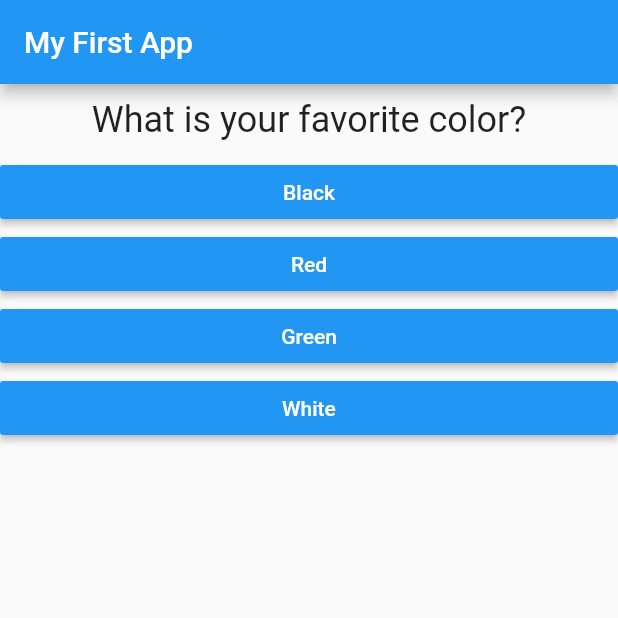
After one commit to Reppinger/complete_guide, a Flutter app: the screen it shows after launch, on a phone screen of 412 x 824 dp, the top half of it. The commit adds this screen. Run offline on Flutter 3.47's test engine with Material 2 defaults, Android fonts, the phone set to English and light mode, and no system bars.

Commit message:
Split out quiz and result widgets. Finished section 2.51

```diff
--- a/lib/main.dart
+++ b/lib/main.dart
@@ -1,6 +1,6 @@
 import 'package:flutter/material.dart';
-import './question.dart';
-import './answer.dart';
+import './quiz.dart';
+import './result.dart';
 
 void main() => runApp(MyApp());
 
@@ -11,7 +11,7 @@ class MyApp extends StatefulWidget {
 }
 
 class _MyAppState extends State<MyApp> {
-  final questions = const [
+  final _questions = const [
     {
       'questionText': 'What is your favorite color?',
       'answers': ['Black', 'Red', 'Green', 'White'],
@@ -32,7 +32,7 @@ class _MyAppState extends State<MyApp> {
       _questionIndex += 1;
     });
     print(_questionIndex);
-    if (_questionIndex < questions.length) {
+    if (_questionIndex < _questions.length) {
       print('We have more questions');
     }
   }
@@ -45,24 +45,12 @@ class _MyAppState extends State<MyApp> {
           title: Text('My First App'),
           key: Key('appBar'),
         ),
-        body: _questionIndex < questions.length
-            ? Column(
-                children: [
-                  Question(
-                    questions[_questionIndex]['questionText'] as String,
-                    'question',
-                  ),
-                  ...(questions[_questionIndex]['answers'] as List<String>)
-                      .asMap()
-                      .entries
-                      .map((answer) {
-                    return Answer(_answerQuestion, answer);
-                  }).toList(),
-                ],
-              )
-            : Center(
-                child: Text('You did it!'),
-              ),
+        body: _questionIndex < _questions.length
+            ? Quiz(
+                answerQuestion: _answerQuestion,
+                questions: _questions,
+                questionIndex: _questionIndex)
+            : Result(),
       ),
     );
   }
--- /dev/null
+++ b/lib/quiz.dart
@@ -0,0 +1,33 @@
+import 'package:flutter/material.dart';
+import './question.dart';
+import './answer.dart';
+
+class Quiz extends StatelessWidget {
+  final void Function() answerQuestion;
+  final List<Map<String, Object>> questions;
+  final int questionIndex;
+
+  Quiz({
+    @required this.answerQuestion,
+    @required this.questions,
+    @required this.questionIndex,
+  });
+
+  @override
+  Widget build(BuildContext context) {
+    return Column(
+      children: [
+        Question(
+          questions[questionIndex]['questionText'] as String,
+          'question',
+        ),
+        ...(questions[questionIndex]['answers'] as List<String>)
+            .asMap()
+            .entries
+            .map((answer) {
+          return Answer(answerQuestion, answer);
+        }).toList(),
+      ],
+    );
+  }
+}
```
Also changed, not shown: lib/result.dart (added, +13 -0 lines).
